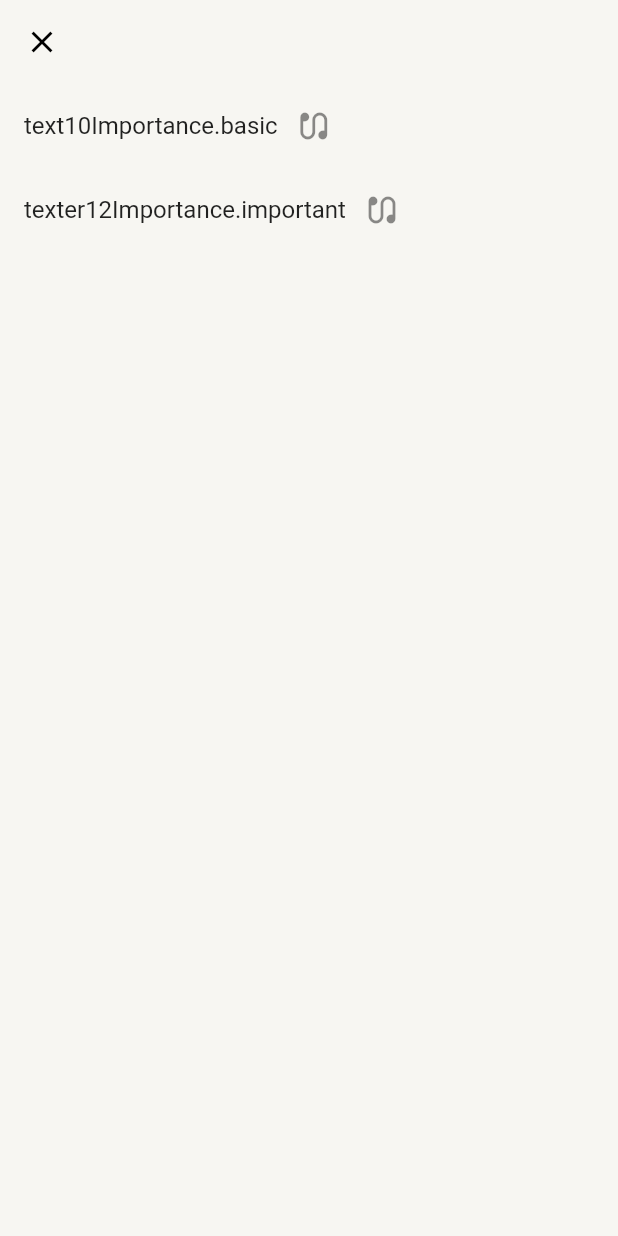
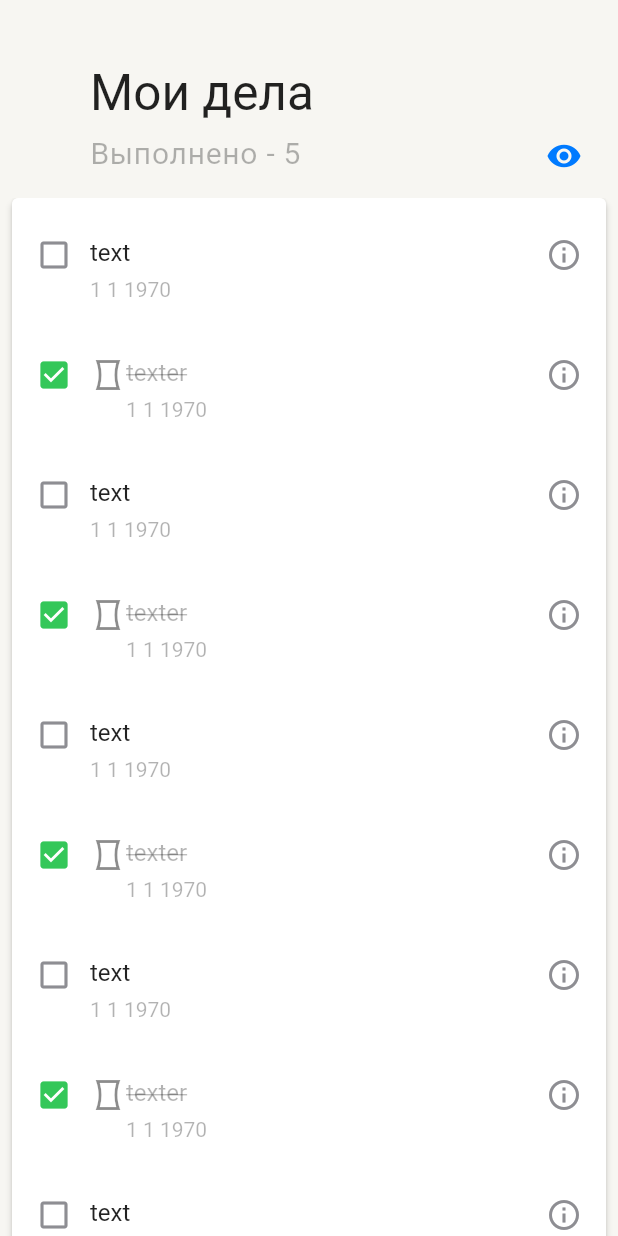
Before and after one commit to iamgirya/school_todo, a Flutter app: the screen it shows after launch, on a phone screen of 412 x 824 dp. Run offline on Flutter 3.47's test engine with Material 2 defaults, Android fonts, the light colour scheme and no system bars; our stand-ins replace flutter_bloc; missing offline and left inert: shared_preferences_web.

Commit message:
Вёрстка главного экрана
Практически всё успел.
Остаётся лишь:
1) Добавить отображение красного квадратика
2) Вставить в прогу два восклицательных знака
3) Сделать нормальные свайпы

Ну и завтра присоединить эту штуку в блоку

```diff
--- a/lib/blocs/editing_task/editing_task_cubit.dart
+++ b/lib/blocs/editing_task/editing_task_cubit.dart
@@ -22,7 +22,7 @@ class EditingTaskCubit extends Cubit<EditingTaskState> {
 
   bool _stateIsHasData() => state is EditingTaskHasData;
 
-  int dateToUnix(DateTime date) => date.millisecondsSinceEpoch~/1000;
+  int dateToUnix(DateTime date) => date.millisecondsSinceEpoch ~/ 1000;
 
   Task get taskModel => (state as EditingTaskHasData).editingTask;
 
@@ -43,18 +43,7 @@ class EditingTaskCubit extends Cubit<EditingTaskState> {
     }
   }
 
-  String? getDayFromUnix(int? unix) {
-    // вывод названия месяца
-    if (unix != null) {
-      DateTime tmpTime = DateTime.fromMillisecondsSinceEpoch(unix * 1000);
-
-      return "${tmpTime.day} ${tmpTime.month} ${tmpTime.year}";
-    } else {
-      return null;
-    }
-  }
-
-  void onTapeOnDate(BuildContext context) async{
+  void onTapeOnDate(BuildContext context) async {
     if (_stateIsHasData()) {
       if (taskModel.deadline != null && switchValue) {
         emit(EditingTaskWaitingChanges(editingTask: taskModel));
--- a/lib/blocs/task_list/task_list_cubit.dart
+++ b/lib/blocs/task_list/task_list_cubit.dart
@@ -6,8 +6,7 @@ import '../../models/task_model.dart';
 import 'task_list_state.dart';
 
 class TaskListCubit extends Cubit<TaskListState> {
-  TaskListCubit()
-      : super(TaskListOnStart());
+  TaskListCubit() : super(TaskListOnStart());
 
   void addNewTown(Task data) async {
     if (state is TaskListLoaded) {
@@ -21,6 +20,16 @@ class TaskListCubit extends Cubit<TaskListState> {
   int getLengthOfTaskList() {
     if (state is TaskListLoaded) {
       return (state as TaskListLoaded).loadedTasks.length;
+    }
+    return 0;
+  }
+
+  int getLengthOfCompletedTaskList() {
+    if (state is TaskListLoaded) {
+      return (state as TaskListLoaded)
+          .loadedTasks
+          .where((element) => element.done)
+          .length;
     }
     return 0;
   }
@@ -51,5 +60,4 @@ class TaskListCubit extends Cubit<TaskListState> {
     tmp.addAll(Cont.localTaskList);
     emit(TaskListLoaded(loadedTasks: tmp));
   }
-
 }
--- a/lib/core/container_class.dart
+++ b/lib/core/container_class.dart
@@ -3,8 +3,117 @@ import 'package:flutter/material.dart';
 import '../models/task_model.dart';
 
 abstract class Cont {
+  static String? convertUnixToStringDate(int? unix) {
+    // вывод названия месяца
+    if (unix != null) {
+      DateTime tmpTime = DateTime.fromMillisecondsSinceEpoch(unix * 1000);
+
+      return "${tmpTime.day} ${tmpTime.month} ${tmpTime.year}";
+    } else {
+      return null;
+    }
+  }
+
   static List<Task> localTaskList = [
-    Task(id: 0, text: "text", importance: Importance.basic, deadline: 10, done: false, color: null, createdAt: 12, changedAt: 13, lastUpdatedBy: 14),
-    Task(id: 1, text: "texter", importance: Importance.important, deadline: 12, done: true, color: Colors.red, createdAt: 14, changedAt: 17, lastUpdatedBy: 20),
+    Task(
+        id: 0,
+        text: "text",
+        importance: Importance.basic,
+        deadline: 10,
+        done: false,
+        color: null,
+        createdAt: 12,
+        changedAt: 13,
+        lastUpdatedBy: 14),
+    Task(
+        id: 1,
+        text: "texter",
+        importance: Importance.important,
+        deadline: 12,
+        done: true,
+        color: Colors.red,
+        createdAt: 14,
+        changedAt: 17,
+        lastUpdatedBy: 20),
+    Task(
+        id: 2,
+        text: "text",
+        importance: Importance.basic,
+        deadline: 10,
+        done: false,
+        color: null,
+        createdAt: 12,
+        changedAt: 13,
+        lastUpdatedBy: 14),
+    Task(
+        id: 3,
+        text: "texter",
+        importance: Importance.important,
+        deadline: 12,
+        done: true,
+        color: Colors.red,
+        createdAt: 14,
+        changedAt: 17,
+        lastUpdatedBy: 20),
+    Task(
+        id: 4,
+        text: "text",
+        importance: Importance.basic,
+        deadline: 10,
+        done: false,
+        color: null,
+        createdAt: 12,
+        changedAt: 13,
+        lastUpdatedBy: 14),
+    Task(
+        id: 5,
+        text: "texter",
+        importance: Importance.important,
+        deadline: 12,
+        done: true,
+        color: Colors.red,
+        createdAt: 14,
+        changedAt: 17,
+        lastUpdatedBy: 20),
+    Task(
+        id: 6,
+        text: "text",
+        importance: Importance.basic,
+        deadline: 10,
+        done: false,
+        color: null,
+        createdAt: 12,
+        changedAt: 13,
+        lastUpdatedBy: 14),
+    Task(
+        id: 7,
+        text: "texter",
+        importance: Importance.important,
+        deadline: 12,
+        done: true,
+        color: Colors.red,
+        createdAt: 14,
+        changedAt: 17,
+        lastUpdatedBy: 20),
+    Task(
+        id: 8,
+        text: "text",
+        importance: Importance.basic,
+        deadline: 10,
+        done: false,
+        color: null,
+        createdAt: 12,
+        changedAt: 13,
+        lastUpdatedBy: 14),
+    Task(
+        id: 9,
+        text: "texter",
+        importance: Importance.important,
+        deadline: 12,
+        done: true,
+        color: Colors.red,
+        createdAt: 14,
+        changedAt: 17,
+        lastUpdatedBy: 20),
   ];
 }
--- a/lib/ui/editor_page/widgets/deadline_choose_widget.dart
+++ b/lib/ui/editor_page/widgets/deadline_choose_widget.dart
@@ -2,6 +2,7 @@ import 'package:flutter/material.dart';
 import 'package:flutter_bloc/flutter_bloc.dart';
 import 'package:school_todo/blocs/editing_task/editing_task_cubit.dart';
 import 'package:school_todo/blocs/editing_task/editing_task_state.dart';
+import 'package:school_todo/core/container_class.dart';
 
 import '../../../models/task_model.dart';
 import '../../../styles/app_colors.dart';
@@ -38,10 +39,11 @@ class DeadlineChoose extends StatelessWidget {
                         editingTaskCubit.onTapeOnDate(context);
                       },
                       child: Text(
-                        editingTaskCubit.getDayFromUnix(taskModel.deadline) ??
+                        Cont.convertUnixToStringDate(taskModel.deadline) ??
                             "Нет",
                         style: AppTextStyles.button.copyWith(
-                          color: taskModel.deadline != null && editingTaskCubit.switchValue
+                          color: taskModel.deadline != null &&
+                                  editingTaskCubit.switchValue
                               ? AppLigthColors.blue
                               : AppLigthColors.tertiary,
                         ),
--- a/lib/ui/task_list_page/task_list_page.dart
+++ b/lib/ui/task_list_page/task_list_page.dart
@@ -6,8 +6,11 @@ import 'package:school_todo/core/container_class.dart';
 import 'package:school_todo/navigation/navigation_controller.dart';
 import 'package:school_todo/navigation/root_names_container.dart';
 import 'package:school_todo/styles/app_colors.dart';
+import 'package:school_todo/styles/app_fonts.dart';
 import 'package:school_todo/ui/task_list_page/widgets/task_card_widget.dart';
 import 'package:school_todo/ui/task_list_page/widgets/task_list_widget.dart';
+
+import 'widgets/title_sliver_app_bar_widget.dart';
 
 class TaskListPage extends StatelessWidget {
   const TaskListPage({Key? key}) : super(key: key);
@@ -20,28 +23,21 @@ class TaskListPage extends StatelessWidget {
         cubit.loadTaskList();
         return cubit;
       },
-      child: Scaffold(
-        backgroundColor: AppLigthColors.backgroundPrimary,
-        appBar: AppBar(
-          scrolledUnderElevation: 4,
-          elevation: 0,
+      child: SafeArea(
+        child: Scaffold(
           backgroundColor: AppLigthColors.backgroundPrimary,
-          leading: SizedBox(
-            height: 14,
-            width: 14,
-            child: IconButton(
-                onPressed: () {
-                  context
-                      .read<NavigationController>()
-                      .navigateTo(RouteNames.editorPage);
-                },
-                icon: const Icon(
-                  Icons.close,
-                  color: AppLigthColors.primary,
-                )),
+          body: CustomScrollView(
+            slivers: <Widget>[
+              SliverPersistentHeader(
+                delegate: TitleSliverAppBar(expandedHeight: 132),
+                pinned: true,
+              ),
+              const SliverToBoxAdapter(
+                child: TaskList(),
+              ),
+            ],
           ),
         ),
-        body: const TaskList(),
       ),
     );
   }
--- a/lib/ui/task_list_page/widgets/task_card_widget.dart
+++ b/lib/ui/task_list_page/widgets/task_card_widget.dart
@@ -1,8 +1,11 @@
 import 'package:flutter/material.dart';
 import 'package:provider/provider.dart';
+import 'package:school_todo/core/container_class.dart';
 import 'package:school_todo/models/task_model.dart';
 import 'package:school_todo/navigation/navigation_controller.dart';
 import 'package:school_todo/navigation/root_names_container.dart';
+import 'package:school_todo/styles/app_colors.dart';
+import 'package:school_todo/styles/app_fonts.dart';
 
 class TaskCard extends StatelessWidget {
   const TaskCard({Key? key, required this.task}) : super(key: key);
@@ -11,20 +14,85 @@ class TaskCard extends StatelessWidget {
 
   @override
   Widget build(BuildContext context) {
-    return  ListTile(
-      title: Row(children: [
-        Text(task.text),
-        Text(task.deadline.toString()),
-        Text(task.importance.toString()),
-        IconButton(onPressed: (){
-          context
-                      .read<NavigationController>()
-                      .navigateTo(RouteNames.editorPage, arguments: task);
-        }, icon: Icon(Icons.earbuds))
-      ]),
+    return ListTile(
+      contentPadding:
+          const EdgeInsets.only(left: 16, right: 16, bottom: 12, top: 12),
+      title: Row(
+        crossAxisAlignment: CrossAxisAlignment.start,
+        children: [
+          SizedBox(
+              height: 24,
+              width: 24,
+              child: IconButton(
+                onPressed: () {},
+                // Понять в каких случаях и сделать ещё и красные квадратики
+                icon: task.done
+                    ? const Icon(
+                        Icons.check_box,
+                        color: AppLigthColors.green,
+                      )
+                    : const Icon(Icons.check_box_outline_blank),
+                padding: EdgeInsets.zero,
+                color: AppLigthColors.gray,
+              )),
+          const SizedBox(
+            width: 12,
+          ),
+          if (task.importance != Importance.basic)
+            SizedBox(
+              height: 24,
+              width: 16,
+              // вставить эти два восклицательных знака
+              child: task.importance == Importance.important
+                  ? const Icon(Icons.panorama_vertical_sharp)
+                  : const Icon(Icons.arrow_downward),
+            ),
+          if (task.importance != Importance.basic)
+            const SizedBox(
+              width: 8,
+            ),
+          Column(
+            crossAxisAlignment: CrossAxisAlignment.start,
+            children: [
+              Text(
+                task.text,
+                style: task.done
+                    ? AppTextStyles.body.copyWith(
+                        color: AppLigthColors.tertiary,
+                        decoration: TextDecoration.lineThrough,
+                      )
+                    : AppTextStyles.body,
+              ),
+              const SizedBox(
+                height: 4,
+              ),
+              if (task.deadline != null)
+                Text(
+                  Cont.convertUnixToStringDate(task.deadline)!,
+                  style: AppTextStyles.subhead
+                      .copyWith(color: AppLigthColors.tertiary),
+                ),
+            ],
+          ),
+          const Expanded(
+            child: SizedBox(),
+          ),
+          SizedBox(
+            height: 24,
+            width: 24,
+            child: IconButton(
+              padding: EdgeInsets.zero,
+              onPressed: () {
+                context
+                    .read<NavigationController>()
+                    .navigateTo(RouteNames.editorPage, arguments: task);
+              },
+              icon: const Icon(Icons.info_outline),
+              color: AppLigthColors.gray,
+            ),
+          ),
+        ],
+      ),
     );
   }
 }
-
-// блок едитора вызывает изменение в локальной базе данных, на неё подписан локальный репозиторий, который пингует
-// блок списка, который вызывает переотрисовку
--- a/lib/ui/task_list_page/widgets/task_list_widget.dart
+++ b/lib/ui/task_list_page/widgets/task_list_widget.dart
@@ -14,12 +14,21 @@ class TaskList extends StatelessWidget {
 
   @override
   Widget build(BuildContext context) {
-    return BlocBuilder<TaskListCubit, TaskListState>(
+    return Card(
+      elevation: 2,
+      margin: const EdgeInsets.only(right: 8, left: 8),
+      color: AppLigthColors.backgroundSecondary,
+      child: BlocBuilder<TaskListCubit, TaskListState>(
         builder: (context, state) {
           TaskListCubit taskListCubit = BlocProvider.of<TaskListCubit>(context);
           if (state is TaskListLoaded) {
             return ListView(
+              physics: const NeverScrollableScrollPhysics(),
+              shrinkWrap: true,
               children: [
+                const SizedBox(
+                  height: 8,
+                ),
                 //выгрузка из локального репозитория
                 for (int i = 0; i < taskListCubit.getLengthOfTaskList(); i++)
                   Dismissible(
@@ -27,16 +36,21 @@ class TaskList extends StatelessWidget {
                     onDismissed: (direction) {
                       taskListCubit.deleteTask(i);
                     },
-                  background: ColoredBox(color: Colors.red),
-                  secondaryBackground: ColoredBox(color: Colors.blue),
+                    // сделать нормальные свайпы
+                    background: const ColoredBox(color: Colors.red),
+                    secondaryBackground: const ColoredBox(color: Colors.blue),
                     child: TaskCard(task: taskListCubit.getTask(i)),
-                )
+                  ),
+                const SizedBox(
+                  height: 8,
+                ),
               ],
             );
           } else {
             return Container();
           }
         },
+      ),
     );
   }
 }
--- /dev/null
+++ b/lib/ui/task_list_page/widgets/title_sliver_app_bar_widget.dart
@@ -0,0 +1,98 @@
+import 'package:flutter/material.dart';
+import 'package:flutter_bloc/flutter_bloc.dart';
+import 'package:school_todo/blocs/task_list/task_list_cubit.dart';
+import 'package:school_todo/blocs/task_list/task_list_state.dart';
+import 'package:school_todo/styles/app_colors.dart';
+import 'package:school_todo/styles/app_fonts.dart';
+
+class TitleSliverAppBar extends SliverPersistentHeaderDelegate {
+  final double expandedHeight;
+
+  TitleSliverAppBar({required this.expandedHeight});
+
+  @override
+  Widget build(
+      BuildContext context, double shrinkOffset, bool overlapsContent) {
+    double percentOfShrinkOffset = ((expandedHeight / 2) - shrinkOffset) > 0
+        ? ((expandedHeight / 2) - shrinkOffset) / (expandedHeight / 2)
+        : 0;
+    return Material(
+      elevation:
+          percentOfShrinkOffset <= 1 / 64 ? 4 - 64 * percentOfShrinkOffset : 0,
+      child:
+          BlocBuilder<TaskListCubit, TaskListState>(builder: (context, state) {
+        if (state is TaskListLoaded) {
+          return ColoredBox(
+            color: AppLigthColors.backgroundPrimary,
+            child: Padding(
+              padding: EdgeInsets.only(
+                  bottom: 16.0,
+                  right: 24,
+                  top: 16 + 26 * percentOfShrinkOffset),
+              child: Row(
+                crossAxisAlignment: CrossAxisAlignment.end,
+                children: [
+                  SizedBox(
+                    width: 16 + percentOfShrinkOffset * 44,
+                  ),
+                  Column(
+                    crossAxisAlignment: CrossAxisAlignment.start,
+                    children: [
+                      Text(
+                        "Мои дела",
+                        style: AppTextStyles.largeTitle.copyWith(
+                            fontSize: 20 + 13 * percentOfShrinkOffset),
+                      ),
+                      const Expanded(
+                        child: SizedBox(),
+                      ),
+                      if (percentOfShrinkOffset > 0)
+                        Opacity(
+                          opacity: percentOfShrinkOffset,
+                          child: Text(
+                            "Выполнено - ${BlocProvider.of<TaskListCubit>(context).getLengthOfCompletedTaskList()}",
+                            style: AppTextStyles.title.copyWith(
+                                color: AppLigthColors.tertiary,
+                                fontSize: 1 + 19 * percentOfShrinkOffset),
+                          ),
+                        ),
+                    ],
+                  ),
+                  const Expanded(
+                    child: SizedBox(),
+                  ),
+                  SizedBox(
+                    width: 24,
+                    height: 24,
+                    child: IconButton(
+                      padding: EdgeInsets.zero,
+                      onPressed: () {
+                        // отображение выполненных
+                        print(1);
+                      },
+                      icon: const Icon(
+                        Icons.remove_red_eye,
+                        color: AppLigthColors.blue,
+                      ),
+                    ),
+                  ),
+                ],
+              ),
+            ),
+          );
+        } else {
+          return Container();
+        }
+      }),
+    );
+  }
+
+  @override
+  double get maxExtent => expandedHeight;
+
+  @override
+  double get minExtent => kToolbarHeight;
+
+  @override
+  bool shouldRebuild(SliverPersistentHeaderDelegate oldDelegate) => true;
+}
```
Lines whose indentation alone changed are shown as unchanged.
